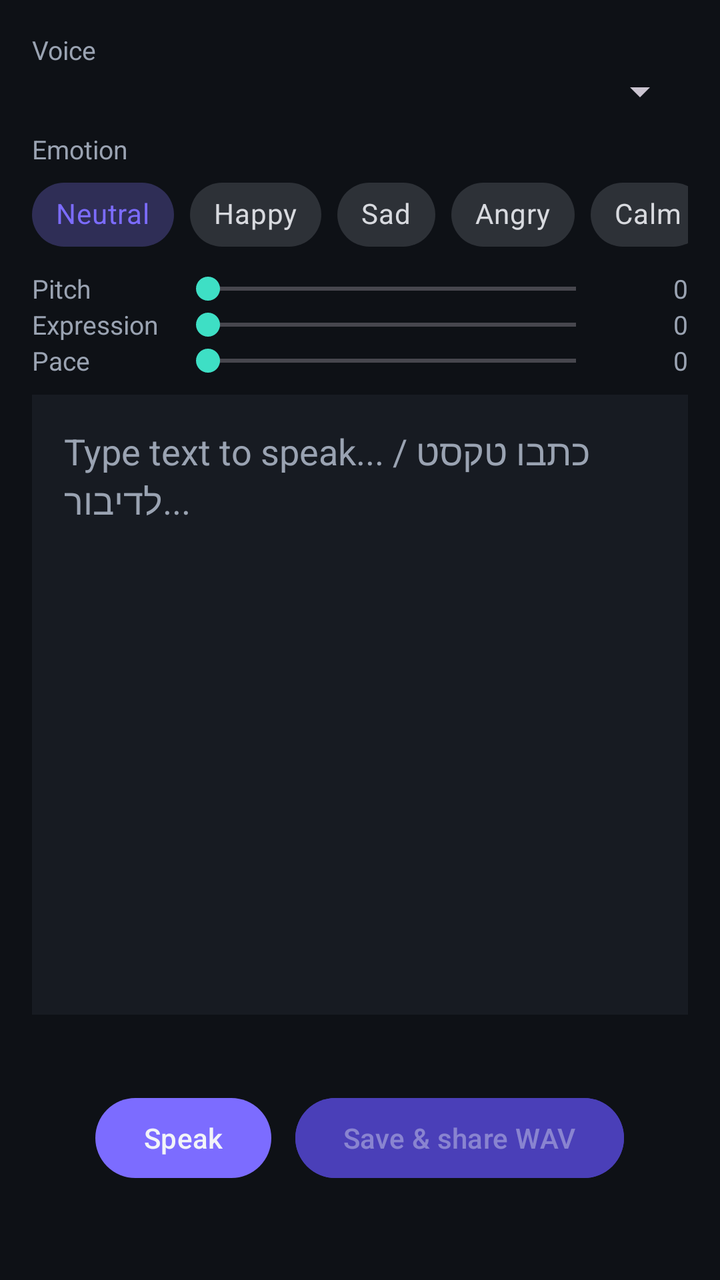
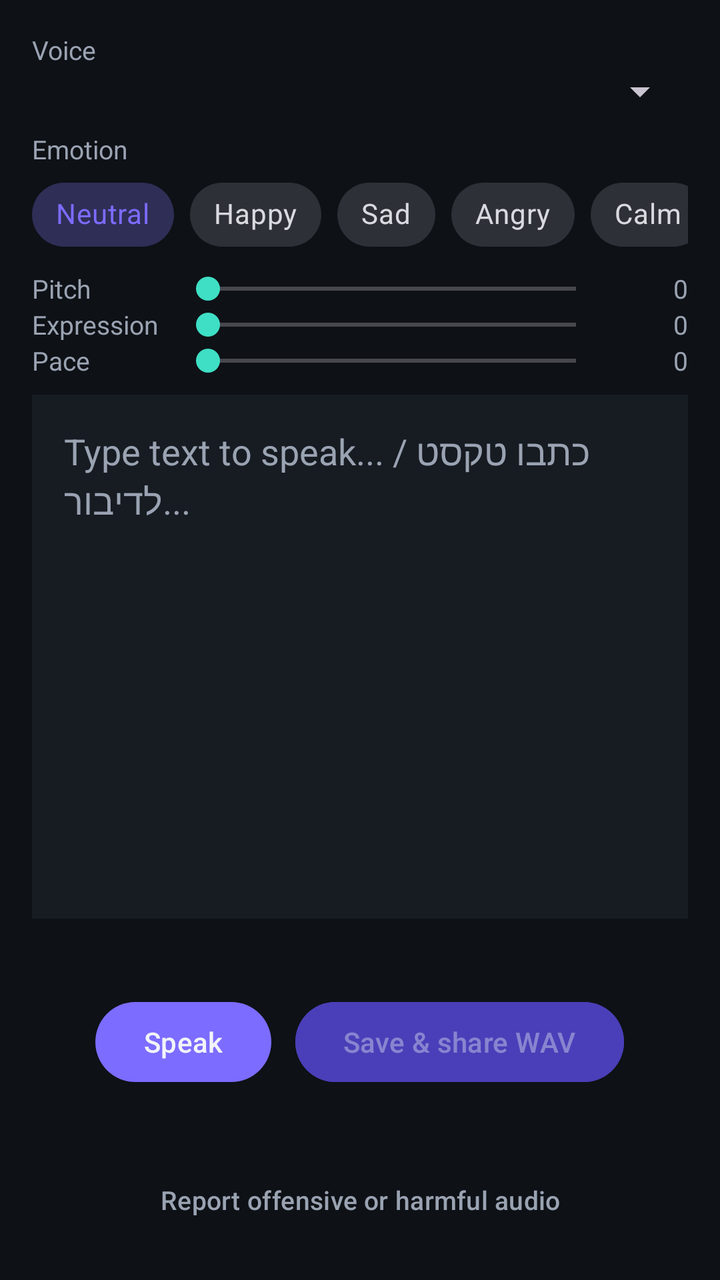

Before-and-after screenshots of an Android layout around one commit, followed by the original layout XML and the change that was made.
<!-- AndroidManifest.xml: application theme Theme.VoiceReps -->
<!-- res/layout/fragment_speak.xml -->
<?xml version="1.0" encoding="utf-8"?>
<LinearLayout xmlns:android="http://schemas.android.com/apk/res/android"
    xmlns:app="http://schemas.android.com/apk/res-auto"
    android:layout_width="match_parent" android:layout_height="match_parent"
    android:orientation="vertical" android:padding="16dp">

    <TextView android:layout_width="wrap_content" android:layout_height="wrap_content"
        android:text="Voice" android:textColor="@color/text_secondary" android:textSize="13sp" />
    <Spinner android:id="@+id/voice_spinner" android:layout_width="match_parent"
        android:layout_height="wrap_content" android:layout_marginBottom="8dp" />

    <TextView android:layout_width="wrap_content" android:layout_height="wrap_content"
        android:text="Emotion" android:textColor="@color/text_secondary" android:textSize="13sp" />
    <HorizontalScrollView android:layout_width="match_parent" android:layout_height="wrap_content"
        android:scrollbars="none" android:layout_marginBottom="4dp">
        <com.google.android.material.chip.ChipGroup android:id="@+id/emotion_chips"
            android:layout_width="wrap_content" android:layout_height="wrap_content"
            app:singleLine="true" app:singleSelection="true" app:selectionRequired="true"
            app:checkedChip="@+id/chip_neutral">
            <com.google.android.material.chip.Chip android:id="@+id/chip_neutral"
                style="@style/Widget.MaterialComponents.Chip.Choice" android:layout_width="wrap_content"
                android:layout_height="wrap_content" android:text="Neutral" />
            <com.google.android.material.chip.Chip style="@style/Widget.MaterialComponents.Chip.Choice"
                android:layout_width="wrap_content" android:layout_height="wrap_content" android:text="Happy" />
            <com.google.android.material.chip.Chip style="@style/Widget.MaterialComponents.Chip.Choice"
                android:layout_width="wrap_content" android:layout_height="wrap_content" android:text="Sad" />
            <com.google.android.material.chip.Chip style="@style/Widget.MaterialComponents.Chip.Choice"
                android:layout_width="wrap_content" android:layout_height="wrap_content" android:text="Angry" />
            <com.google.android.material.chip.Chip style="@style/Widget.MaterialComponents.Chip.Choice"
                android:layout_width="wrap_content" android:layout_height="wrap_content" android:text="Calm" />
            <com.google.android.material.chip.Chip style="@style/Widget.MaterialComponents.Chip.Choice"
                android:layout_width="wrap_content" android:layout_height="wrap_content" android:text="Excited" />
            <com.google.android.material.chip.Chip style="@style/Widget.MaterialComponents.Chip.Choice"
                android:layout_width="wrap_content" android:layout_height="wrap_content" android:text="Whisper" />
        </com.google.android.material.chip.ChipGroup>
    </HorizontalScrollView>

    <LinearLayout android:layout_width="match_parent" android:layout_height="wrap_content"
        android:orientation="horizontal" android:gravity="center_vertical">
        <TextView android:layout_width="72dp" android:layout_height="wrap_content"
            android:text="Pitch" android:textColor="@color/text_secondary" android:textSize="13sp" />
        <SeekBar android:id="@+id/pitch_bar" android:layout_width="0dp" android:layout_weight="1"
            android:layout_height="wrap_content" />
        <TextView android:id="@+id/pitch_val" android:layout_width="40dp" android:layout_height="wrap_content"
            android:gravity="end" android:text="0" android:textColor="@color/text_secondary" android:textSize="13sp" />
    </LinearLayout>
    <LinearLayout android:layout_width="match_parent" android:layout_height="wrap_content"
        android:orientation="horizontal" android:gravity="center_vertical">
        <TextView android:layout_width="72dp" android:layout_height="wrap_content"
            android:text="Expression" android:textColor="@color/text_secondary" android:textSize="13sp" />
        <SeekBar android:id="@+id/expression_bar" android:layout_width="0dp" android:layout_weight="1"
            android:layout_height="wrap_content" />
        <TextView android:id="@+id/expression_val" android:layout_width="40dp" android:layout_height="wrap_content"
            android:gravity="end" android:text="0" android:textColor="@color/text_secondary" android:textSize="13sp" />
    </LinearLayout>
    <LinearLayout android:layout_width="match_parent" android:layout_height="wrap_content"
        android:orientation="horizontal" android:gravity="center_vertical" android:layout_marginBottom="8dp">
        <TextView android:layout_width="72dp" android:layout_height="wrap_content"
            android:text="Pace" android:textColor="@color/text_secondary" android:textSize="13sp" />
        <SeekBar android:id="@+id/pace_bar" android:layout_width="0dp" android:layout_weight="1"
            android:layout_height="wrap_content" />
        <TextView android:id="@+id/pace_val" android:layout_width="40dp" android:layout_height="wrap_content"
            android:gravity="end" android:text="0" android:textColor="@color/text_secondary" android:textSize="13sp" />
    </LinearLayout>

    <com.google.android.material.textfield.TextInputEditText android:id="@+id/speak_input"
        android:layout_width="match_parent" android:layout_height="0dp" android:layout_weight="1"
        android:gravity="top" android:hint="Type text to speak... / כתבו טקסט לדיבור..."
        android:background="@color/surface" android:padding="16dp"
        android:textColor="@color/text_primary" android:textColorHint="@color/text_secondary" />

    <TextView android:id="@+id/lang_hint" android:layout_width="wrap_content"
        android:layout_height="wrap_content" android:textColor="@color/teal" android:textSize="13sp"
        android:layout_marginTop="8dp" />

    <LinearLayout android:layout_width="match_parent" android:layout_height="wrap_content"
        android:orientation="horizontal" android:gravity="center" android:layout_marginTop="12dp">
        <Button android:id="@+id/speak_button" android:layout_width="wrap_content"
            android:layout_height="wrap_content" android:text="Speak" android:layout_marginEnd="12dp" />
        <Button android:id="@+id/save_button" android:layout_width="wrap_content"
            android:layout_height="wrap_content" android:text="Save &amp; share WAV"
            android:backgroundTint="@color/accent_dim" android:enabled="false" />
    </LinearLayout>

    <TextView android:id="@+id/speak_status" android:layout_width="wrap_content"
        android:layout_height="wrap_content" android:layout_gravity="center" android:gravity="center"
        android:textColor="@color/text_secondary" android:layout_marginTop="12dp" android:textSize="14sp" />
</LinearLayout>
<!-- resources referenced by this layout -->
<resources>
  <color name="accent_dim">#FF4A3FB8</color>
  <color name="surface">#FF171B22</color>
  <color name="teal">#FF3EDFC5</color>
  <color name="text_primary">#FFF2F4F8</color>
  <color name="text_secondary">#FF9AA3B2</color>
  <style name="Theme.VoiceReps" parent="Theme.Material3.Dark.NoActionBar">
          <item name="colorPrimary">@color/accent</item>
          <item name="colorOnPrimary">@color/text_primary</item>
          <item name="colorSecondary">@color/teal</item>
          <item name="android:colorBackground">@color/bg</item>
          <item name="colorSurface">@color/surface</item>
          <item name="colorOnSurface">@color/text_primary</item>
          <item name="colorOnSurfaceVariant">@color/text_secondary</item>
          <item name="android:statusBarColor">@color/bg</item>
          <item name="android:navigationBarColor">@color/surface</item>
      </style>
  <color name="accent">#FF7C6CFF</color>
  <color name="bg">#FF0E1116</color>
</resources>

<!-- the commit's change to res/layout/fragment_speak.xml (unified diff, before → after) -->
@@ -85,4 +85,9 @@
     <TextView android:id="@+id/speak_status" android:layout_width="wrap_content"
         android:layout_height="wrap_content" android:layout_gravity="center" android:gravity="center"
         android:textColor="@color/text_secondary" android:layout_marginTop="12dp" android:textSize="14sp" />
+
+    <Button android:id="@+id/report_button" style="@style/Widget.Material3.Button.TextButton"
+        android:layout_width="wrap_content" android:layout_height="wrap_content"
+        android:layout_gravity="center" android:text="@string/report_audio"
+        android:textColor="@color/text_secondary" android:textSize="13sp" />
 </LinearLayout>
<!-- resource entries referenced after the edit -->
@@ -5,6 +5,7 @@
   <color name="teal">#FF3EDFC5</color>
   <color name="text_primary">#FFF2F4F8</color>
   <color name="text_secondary">#FF9AA3B2</color>
+  <string name="report_audio">Report offensive or harmful audio</string>
   <style name="Theme.VoiceReps" parent="Theme.Material3.Dark.NoActionBar">
           <item name="colorPrimary">@color/accent</item>
           <item name="colorOnPrimary">@color/text_primary</item>
@@ -13,8 +14,7 @@
           <item name="colorSurface">@color/surface</item>
           <item name="colorOnSurface">@color/text_primary</item>
           <item name="colorOnSurfaceVariant">@color/text_secondary</item>
-          <item name="android:statusBarColor">@color/bg</item>
-          <item name="android:navigationBarColor">@color/surface</item>
+          <item name="android:windowBackground">@color/bg</item>
       </style>
   <color name="accent">#FF7C6CFF</color>
   <color name="bg">#FF0E1116</color>
